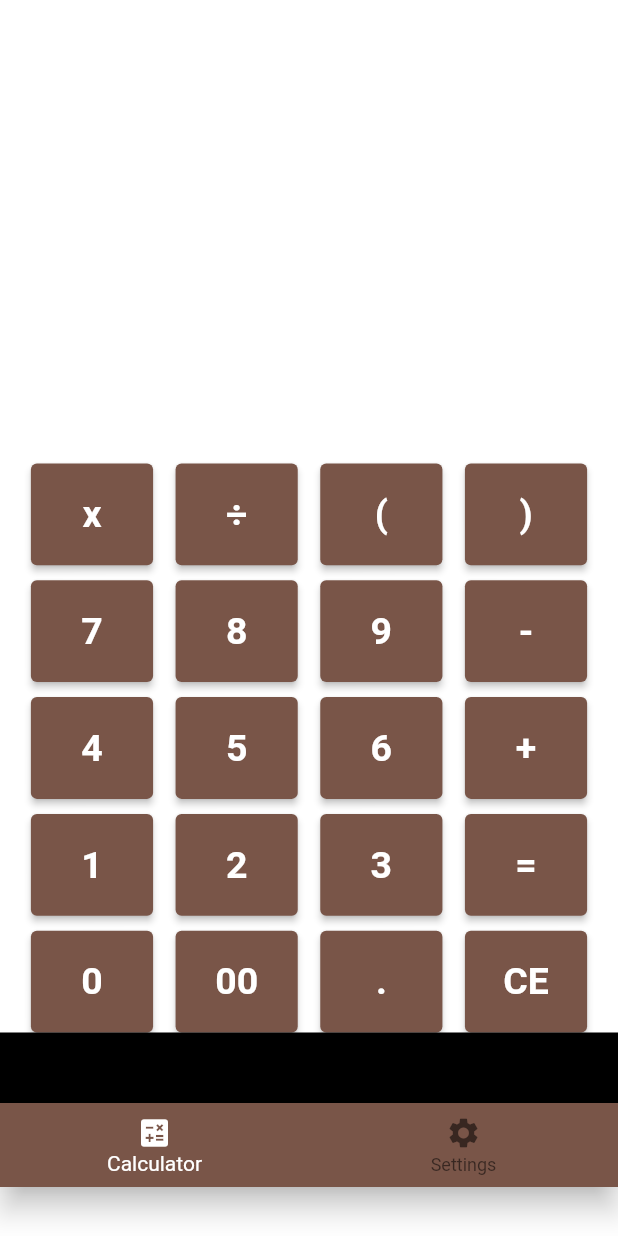
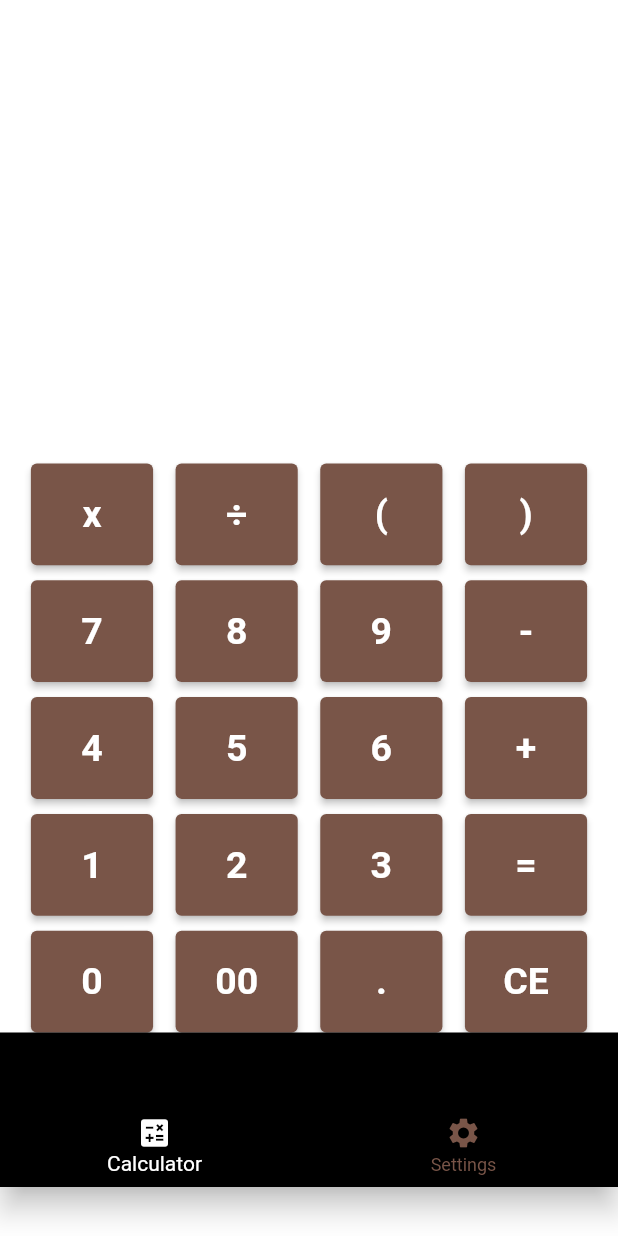
Before and after one commit to Kara-Zor-El/Flutter-Learning, a Flutter app: the screen it shows after launch, on a phone screen of 412 x 824 dp. Run offline on Flutter 3.47's test engine with Material 2 defaults, Android fonts, the phone set to English and light mode, and no system bars.

Commit message:
Made navbar prettier and added settings view

```diff
--- a/calculator_app/lib/navbar.dart
+++ b/calculator_app/lib/navbar.dart
@@ -13,8 +13,9 @@ class MyNavbar extends StatelessWidget {
       height: MediaQuery.of(context).size.height / 8,
       child: Scaffold(
         bottomNavigationBar: BottomNavigationBar(
-          backgroundColor: Colors.brown,
+          backgroundColor: Colors.black,
           selectedItemColor: Colors.white,
+          unselectedItemColor: Colors.brown,
           currentIndex: curIndex,
           onTap: onClick,
           items: const [
```
Also changed, not shown: calculator_app/lib/settings.dart (added).
